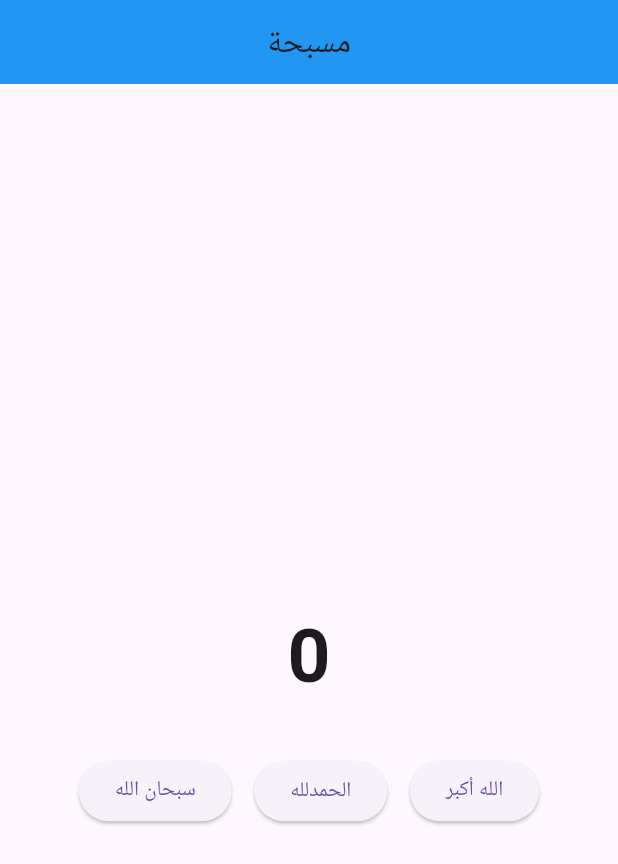
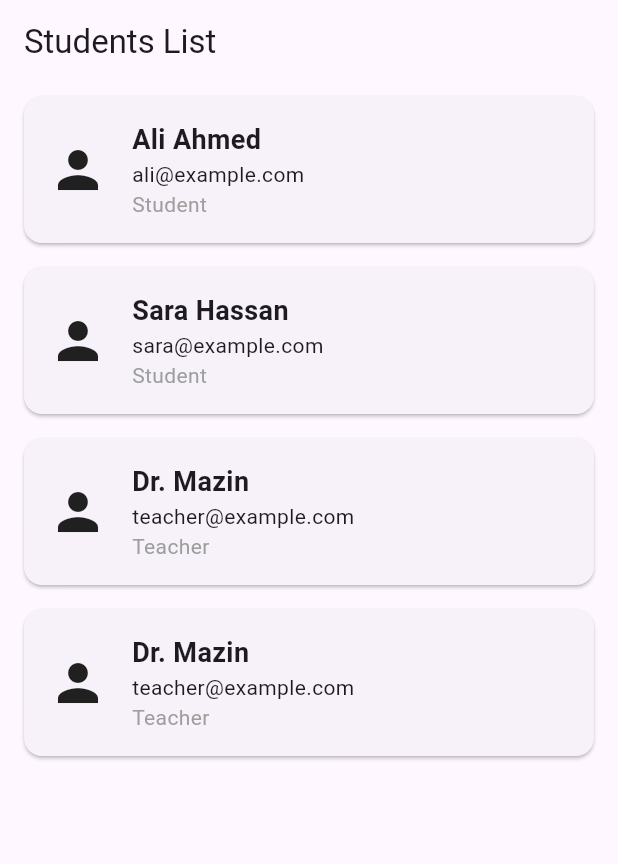
Before and after one commit to shahadba2025/Shahadbaties, a Flutter app: the screen it shows after launch, on a phone screen of 412 x 824 dp. Shown: the top 864 px of the screen. Run offline on Flutter 3.47's test engine with Material 3 defaults, Android fonts, the phone set to English and light mode, and no system bars.

Commit message:
Add files via upload

```diff
--- /dev/null
+++ b/lib/UserInfoCard.dart
@@ -0,0 +1,47 @@
+import 'package:flutter/material.dart';
+
+class UserInfoCard extends StatelessWidget {
+  final String name;
+  final String email;
+  final String role;
+
+  const UserInfoCard({
+    super.key,
+    required this.name,
+    required this.email,
+    required this.role,
+  });
+
+  @override
+  Widget build(BuildContext context) {
+    return Card(
+      margin: const EdgeInsets.symmetric(vertical: 8, horizontal: 16),
+      child: Padding(
+        padding: const EdgeInsets.all(16.0),
+        child: Row(
+          children: [
+            const Icon(Icons.person, size: 40),
+            const SizedBox(width: 16),
+            Column(
+              crossAxisAlignment: CrossAxisAlignment.start,
+              children: [
+                Text(
+                  name,
+                  style: const TextStyle(
+                    fontSize: 18,
+                    fontWeight: FontWeight.bold,
+                  ),
+                ),
+                Text(email),
+                Text(
+                  role,
+                  style: const TextStyle(color: Colors.grey),
+                ),
+              ],
+            ),
+          ],
+        ),
+      ),
+    );
+  }
+}
--- a/lib/main.dart
+++ b/lib/main.dart
@@ -1,79 +1,52 @@
 import 'package:flutter/material.dart';
+import 'UserInfoCard.dart'; // assume it is in a separate file
 
-void main() => runApp(const MyApp());
+void main() {
+  runApp(const MyApp());
+}
 
 class MyApp extends StatelessWidget {
   const MyApp({super.key});
 
   @override
   Widget build(BuildContext context) {
-    return const MaterialApp(
-      debugShowCheckedModeBanner: false,
-      home: SebhaApp(),
+    return MaterialApp(
+      title: 'Custom Widget Demo',
+      home: const HomeScreen(),
     );
   }
 }
 
-class SebhaApp extends StatefulWidget {
-  const SebhaApp({super.key});
-
-  @override
-  State<SebhaApp> createState() => _SebhaAppState();
-}
-
-class _SebhaAppState extends State<SebhaApp> {
-  int count = 0;
-  String currentText = "";
-
-  void _updateText(String newText) {
-    setState(() {
-      currentText = newText;
-      count++;
-    });
-  }
-
-  Widget _buildDhikrButton(String label) {
-    return ElevatedButton(
-      onPressed: () => _updateText(label),
-      child: Text(label),
-    );
-  }
+class HomeScreen extends StatelessWidget {
+  const HomeScreen({super.key});
 
   @override
   Widget build(BuildContext context) {
     return Scaffold(
-      appBar: AppBar(
-        title: const Text("مسبحة"),
-        backgroundColor: Colors.blue,
-        centerTitle: true,
-      ),
-      body: Center(
-        child: Column(
-          mainAxisSize: MainAxisSize.min,
-          children: [
-            Text(
-              currentText,
-              style: const TextStyle(fontSize: 34),
-            ),
-            const SizedBox(height: 25),
-            Text(
-              "$count",
-              style: const TextStyle(
-                fontSize: 50,
-                fontWeight: FontWeight.bold,
-              ),
-            ),
-            const SizedBox(height: 30),
-            Wrap(
-              spacing: 15,
-              children: [
-                _buildDhikrButton("سبحان الله"),
-                _buildDhikrButton("الحمدلله"),
-                _buildDhikrButton("الله أكبر"),
-              ],
-            ),
-          ],
-        ),
+      appBar: AppBar(title: const Text('Students List')),
+      body: ListView(
+        children: const [
+          UserInfoCard(
+            name: 'Ali Ahmed',
+            email: 'ali@example.com',
+            role: 'Student',
+          ),
+          UserInfoCard(
+            name: 'Sara Hassan',
+            email: 'sara@example.com',
+            role: 'Student',
+          ),
+          UserInfoCard(
+            name: 'Dr. Mazin',
+            email: 'teacher@example.com',
+            role: 'Teacher',
+          ),
+          UserInfoCard(
+            name: 'Dr. Mazin',
+            email: 'teacher@example.com',
+            role: 'Teacher',
+          ),
+        ],
       ),
     );
   }
--- a/pubspec.yaml
+++ b/pubspec.yaml
@@ -1,4 +1,4 @@
-name: flutter_application_2
+name: untitled13
 description: "A new Flutter project."
 # The following line prevents the package from being accidentally published to
 # pub.dev using `flutter pub publish`. This is preferred for private packages.
@@ -19,7 +19,7 @@ publish_to: 'none' # Remove this line if you wish to publish to pub.dev
 version: 1.0.0+1
 
 environment:
-  sdk: ^3.9.2
+  sdk: ^3.10.0
 
 # Dependencies specify other packages that your package needs in order to work.
 # To automatically upgrade your package dependencies to the latest versions
@@ -44,7 +44,7 @@ dev_dependencies:
   # activated in the `analysis_options.yaml` file located at the root of your
   # package. See that file for information about deactivating specific lint
   # rules and activating additional ones.
-  flutter_lints: ^5.0.0
+  flutter_lints: ^6.0.0
 
 # For information on the generic Dart part of this file, see the
 # following page: https://dart.dev/tools/pub/pubspec
```
Also changed, not shown: lib/LikeButton.dart (added, +40 -0 lines), pubspec.lock, 16 other files.
